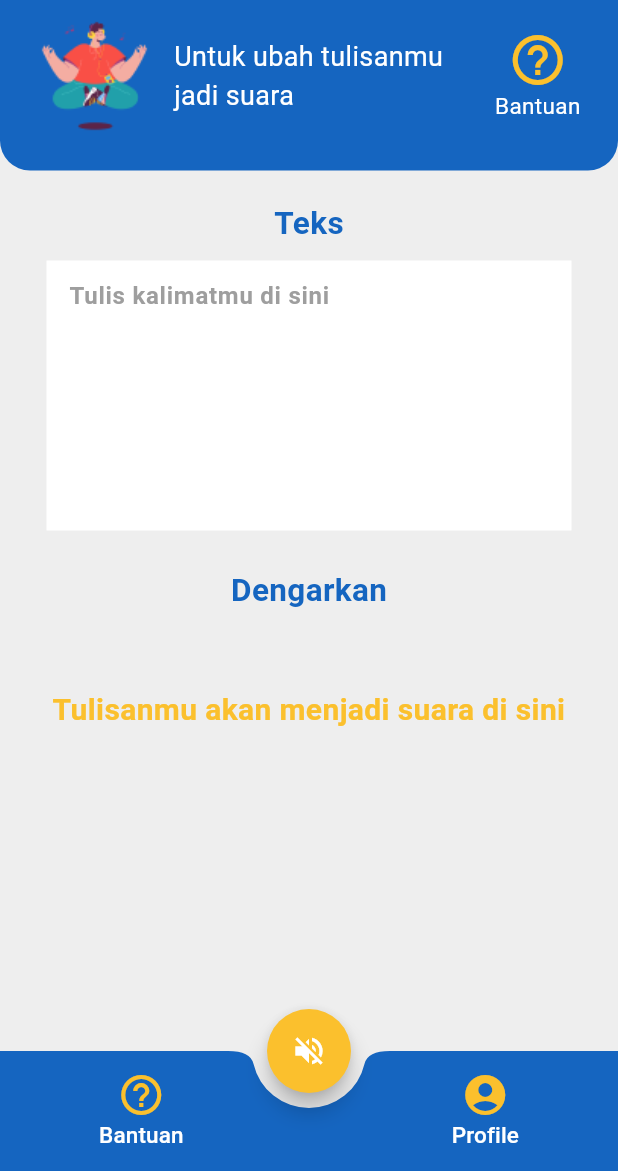
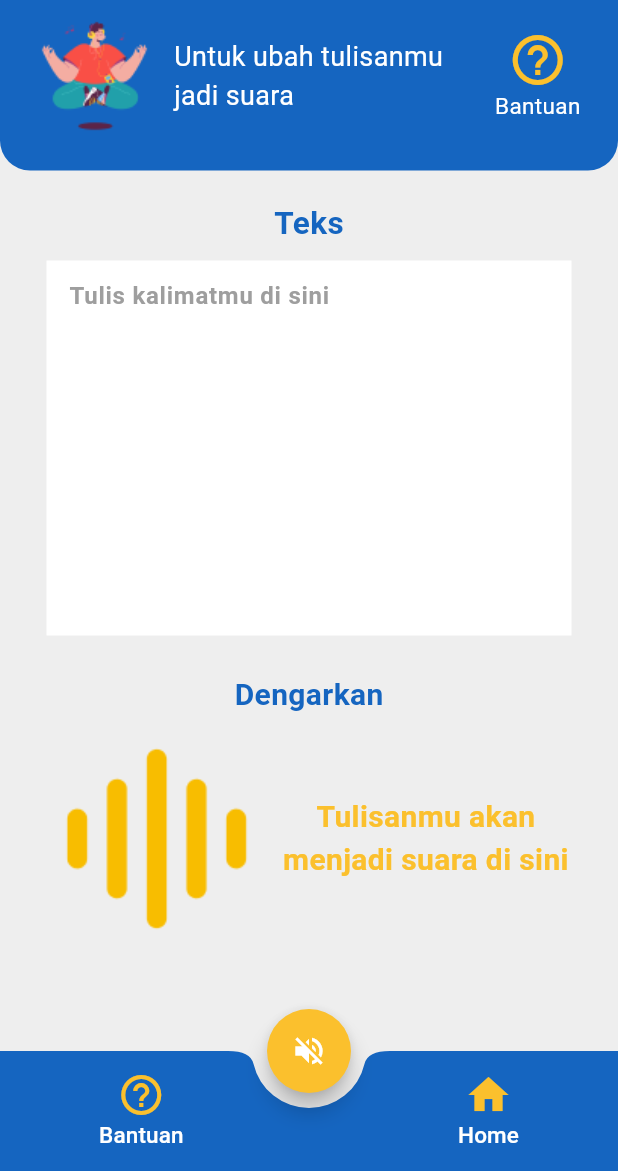
Before and after one commit to ridhailham/VISILA_App, a Flutter app: the ListenPage screen opened by its route, on a phone screen of 412 x 824 dp, the part 65-1236 px from its top. Run offline on Flutter 3.47's test engine with Material 3 defaults, Android fonts, the light colour scheme and no system bars; our stand-ins replace animate_do, firebase_auth, firebase_core, flutter_tts, google_fonts, lottie and 1 more; accounts and stored records are empty; network calls fail.

Commit message:
upgrade tts & stt page

```diff
--- a/app_mobile/lib/main.dart
+++ b/app_mobile/lib/main.dart
@@ -35,7 +35,7 @@ class MyApp extends StatelessWidget {
         //   title: Text("Welcome.", textAlign: TextAlign.end, style: TextStyle(fontSize: 30, fontWeight: bold)),
 
         // )
-        body: const HomePage(),
+        body: const LoginPage(),
       ),
       routes: <String, WidgetBuilder>{
         '/login': (BuildContext context) => LoginPage(),
--- a/app_mobile/lib/pages/listen_page.dart
+++ b/app_mobile/lib/pages/listen_page.dart
@@ -56,6 +56,7 @@ class _ListenPageState extends State<ListenPage> {
   @override
   Widget build(BuildContext context) {
     return Scaffold(
+      resizeToAvoidBottomInset: false,
       backgroundColor: Colors.grey[200],
       appBar: AppBar(
         backgroundColor: Colors.blue[800],
@@ -139,18 +140,19 @@ class _ListenPageState extends State<ListenPage> {
                 minWidth: 40,
                 padding: EdgeInsets.only(right: 50),
                 onPressed: () {
-                  Navigator.pushNamed(context, '/profile');
+                  Navigator.pop(context);
+
                 },
                 child: Column(
                   mainAxisAlignment: MainAxisAlignment.center,
                   children: [
                     Icon(
-                      Icons.account_circle,
+                      Icons.home,
                       color: Colors.yellow[700],
                       size: 32,
                     ),
                     Text(
-                      'Profile',
+                      'Home',
                       style: TextStyle(color: Colors.white, fontSize: 15),
                     )
                   ],
@@ -270,34 +272,47 @@ class _ListenPageState extends State<ListenPage> {
 
           Container(
             margin: EdgeInsets.only(bottom: 50, right: 25, left: 25),
+            child: Center(
               child: Column(
+                mainAxisAlignment: MainAxisAlignment.center,
+                crossAxisAlignment: CrossAxisAlignment.center,
                 children: [
                   Text("Dengarkan",
                       style: TextStyle(
-
-                        fontSize: 21,
+                          fontSize: 20,
                           color: const Color.fromRGBO(21, 101, 192, 1),
                           fontWeight: bold)),
-                        SizedBox(height: 50,),
-                isSpeaking
+                  Container(
+                    margin: EdgeInsets.only(top: 2),
+                    child: isSpeaking
                         ? Row(
                             crossAxisAlignment: CrossAxisAlignment.center,
                             mainAxisAlignment: MainAxisAlignment.center,
                             children: [
                               Image.asset("animations/suara.png"),
-
                               Image.asset("animations/suara.png")
                             ],
                           )
-                    : Text(
+                        : Row(
+                            children: [
+                              Image.asset("animations/suara.png"),
+                              Container(
+                                width: 200,
+                                child: Text(
                                   "Tulisanmu akan menjadi suara di sini",
                                   textAlign: TextAlign.center,
                                   style: TextStyle(
                                     color: Colors.yellow[700],
                                     fontWeight: bold,
-                            fontSize: 20),
+                                    fontSize: 20,
+                                  ),
+                                ),
                               ),
                             ],
+                          ),
+                  ),
+                ],
+              ),
             ),
           )
         ],
@@ -307,7 +322,7 @@ class _ListenPageState extends State<ListenPage> {
 
   Widget _textEntryField() {
     return Container(
-      height: 180, // Set your desired fixed height
+      height: 250, // Set your desired fixed height
       margin: EdgeInsets.only(bottom: 25, top: 10),
       color: Colors.white,
       width: 350,
--- a/app_mobile/lib/pages/login_page.dart
+++ b/app_mobile/lib/pages/login_page.dart
@@ -3,6 +3,7 @@ import 'package:app_mobile/pages/register_page.dart';
 import 'package:app_mobile/user_auth/firebase_auth_implementation/firebase_auth_services.dart';
 import 'package:firebase_auth/firebase_auth.dart';
 import 'package:flutter/material.dart';
+
 
 class LoginPage extends StatefulWidget {
   const LoginPage({Key? key}) : super(key: key);
@@ -26,10 +27,18 @@ class _LoginPageState extends State<LoginPage> {
   void initState() {
     super.initState();
     _authGoogle.authStateChanges().listen((event) {
+
       setState(() {
         _user = event;
       });
+
+      if (_user != null) {
+        WidgetsBinding.instance?.addPostFrameCallback((_) {
+          Navigator.pushReplacementNamed(context, '/home');
+        });
+      }
     });
+
   }
 
   @override
@@ -43,6 +52,7 @@ class _LoginPageState extends State<LoginPage> {
   @override
   Widget build(BuildContext context) {
     return Scaffold(
+      resizeToAvoidBottomInset:  false,
       backgroundColor: Colors.white,
       body: Center(
         child: Container(
@@ -51,6 +61,8 @@ class _LoginPageState extends State<LoginPage> {
             mainAxisAlignment: MainAxisAlignment.center,
             children: [
               SizedBox(height: 30),
+
+
               Text((_user?.email ?? "")),
               Text("WELCOME",
                   style: TextStyle(
@@ -215,7 +227,7 @@ class _LoginPageState extends State<LoginPage> {
 
     if (user != null) {
       print("User is successfully signed in");
-      Navigator.pushNamed(context, '/home');
+      Navigator.pushReplacementNamed(context, '/home');
     } else {
       print("Some error happened");
     }
@@ -230,7 +242,7 @@ class _LoginPageState extends State<LoginPage> {
       // Autentikasi berhasil, pindah ke halaman beranda
       User? user = userCredential.user;
       if (user != null) {
-        Navigator.pushNamed(context, '/home');
+        Navigator.pushReplacementNamed(context, '/home');
       } else {
         print("User is null after Google sign-in");
       }
--- a/app_mobile/lib/pages/onboarding1_page.dart
+++ b/app_mobile/lib/pages/onboarding1_page.dart
@@ -27,6 +27,7 @@ class _OnBoardingScreenState extends State<OnBoardingScreen1> {
     final availHeight = MediaQuery.of(context).size.height - AppBar().preferredSize.height - MediaQuery.of(context).padding.top;
     // TODO: implement build
     return Scaffold(
+      resizeToAvoidBottomInset: false,
       backgroundColor: Colors.white,
       body: SafeArea(child: PageView(
         onPageChanged: (page) {
--- a/app_mobile/lib/pages/profile_page.dart
+++ b/app_mobile/lib/pages/profile_page.dart
@@ -64,6 +64,7 @@ class _ListenPageState extends State<ProfilePage> {
   @override
   Widget build(BuildContext context) {
     return Scaffold(
+      resizeToAvoidBottomInset: false,
       backgroundColor: Colors.white,
       appBar: AppBar(
         backgroundColor: Colors.blue[800],
@@ -303,8 +304,12 @@ class _ListenPageState extends State<ProfilePage> {
                       side: BorderSide(color: Colors.white),
                       backgroundColor: Colors.red[500]),
                   onPressed: () {
+
                     FirebaseAuth.instance.signOut();
-                    Navigator.pop(context);
+                    Navigator.pushReplacementNamed(context, '/login');
+
+
+
                   },
                   child: Row(
                     mainAxisAlignment: MainAxisAlignment.center,
@@ -332,7 +337,8 @@ class _ListenPageState extends State<ProfilePage> {
       floatingActionButton: FloatingActionButton(
         // child: Icon(Icons.home, color: Colors.white),
         onPressed: () {
-          Navigator.pop(context);
+          // Navigator.pop(context);
+          Navigator.pushReplacementNamed(context, '/home');
         },
         child: Icon(
           Icons.home,
--- a/app_mobile/lib/pages/read_page.dart
+++ b/app_mobile/lib/pages/read_page.dart
@@ -63,6 +63,7 @@ class _ListenPageState extends State<ReadPage> {
   @override
   Widget build(BuildContext context) {
     return Scaffold(
+      resizeToAvoidBottomInset: false,
       backgroundColor: Colors.grey[200],
       appBar: AppBar(
         backgroundColor: Colors.blue[800],
@@ -408,18 +409,18 @@ class _ListenPageState extends State<ReadPage> {
                 minWidth: 40,
                 padding: EdgeInsets.only(right: 50),
                 onPressed: () {
-                  Navigator.pushNamed(context, '/profile');
+                  Navigator.pop(context);
                 },
                 child: Column(
                   mainAxisAlignment: MainAxisAlignment.center,
                   children: [
                     Icon(
-                      Icons.account_circle,
+                      Icons.home,
                       color: Colors.yellow[700],
                       size: 32,
                     ),
                     Text(
-                      'Profil',
+                      'Home',
                       style: TextStyle(color: Colors.white, fontSize: 15),
                     )
                   ],
--- a/app_mobile/lib/pages/register_page.dart
+++ b/app_mobile/lib/pages/register_page.dart
@@ -32,6 +32,7 @@ class _RegisterPageState extends State<RegisterPage> {
   @override
   Widget build(BuildContext context) {
     return Scaffold(
+      resizeToAvoidBottomInset: false,
       backgroundColor: Colors.white,
       appBar: AppBar(
         actions: [
@@ -40,6 +41,7 @@ class _RegisterPageState extends State<RegisterPage> {
             child: InkWell(
               onTap: () {
                 Navigator.pop(context);
+
               },
               child: Text(
                 "",
@@ -299,6 +301,8 @@ class _RegisterPageState extends State<RegisterPage> {
 
     if (user != null) {
       print("User is successfully created");
+      // Navigator.pop(context);
+      Navigator.pushReplacementNamed(context, "/home");
     } else {
       print("Some error happend");
     }
--- a/app_mobile/lib/pages/speech_page.dart
+++ b/app_mobile/lib/pages/speech_page.dart
@@ -53,6 +53,7 @@ class _SpeechPageState extends State<SpeechPage> {
   @override
   Widget build(BuildContext context) {
     return Scaffold(
+      resizeToAvoidBottomInset: false,
       appBar: AppBar(
         backgroundColor: Colors.blue,
         title: Center(
```
Also changed, not shown: app_mobile/lib/pages/cam_page.dart (+7 -4 lines), app_mobile/lib/pages/home_page.dart (+10 -5 lines). Lines whose indentation alone changed are shown as unchanged.
